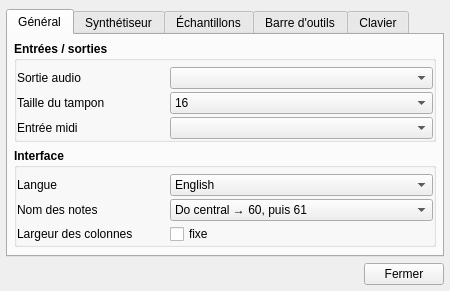
Above: trunk/gui_divers/config.ui from davy7125/polyphone before the change. Below: the same form after it.
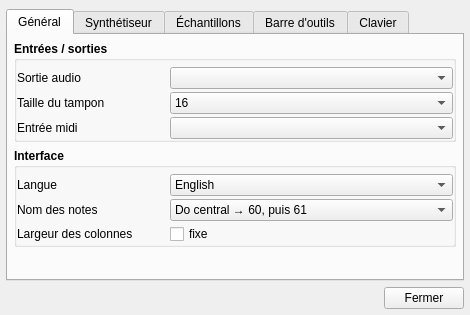
That is the form after the change. Icons and pictures are not drawn. Custom widgets are drawn as their Qt base class.

What changed in the file:
```diff
--- a/trunk/gui_divers/config.ui
+++ b/trunk/gui_divers/config.ui
@@ -9,8 +9,8 @@
    <rect>
     <x>0</x>
     <y>0</y>
-    <width>450</width>
-    <height>288</height>
+    <width>470</width>
+    <height>315</height>
    </rect>
   </property>
   <property name="windowTitle">
```
Left out of the diff: 49 changed lines with no effect on the pictures.
